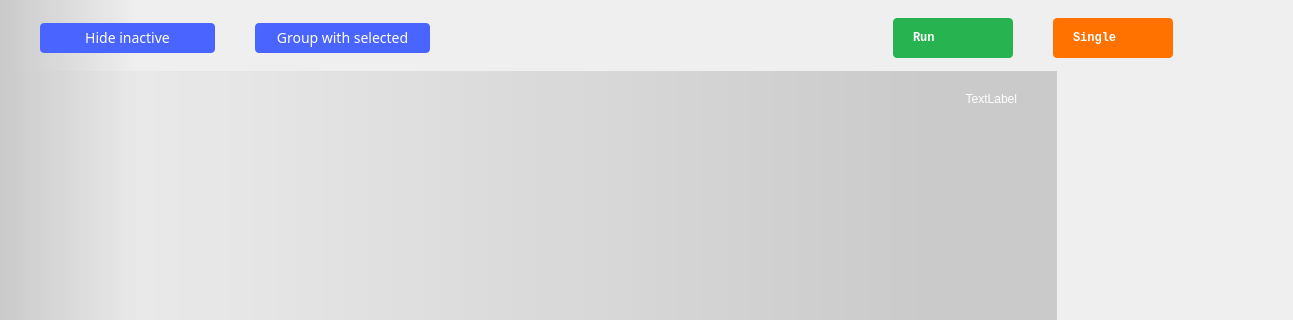
Old version of the form ui/pattern_generator.ui in the repository analogdevicesinc/scopy; both pictures show x 0 to 1293 and y 0 to 320 of the 1377 by 721 pixel window.
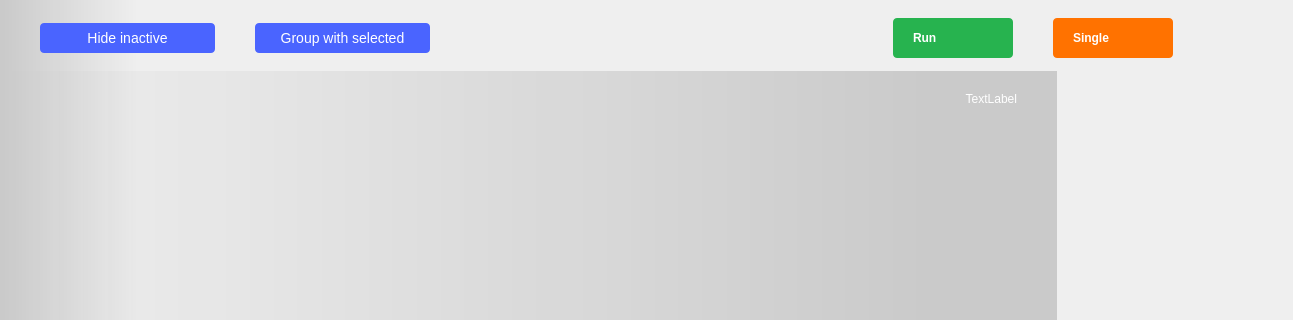
New version of the form. Icons and pictures are not drawn. Custom widgets are drawn as their Qt base class.

Commit message: App: deleted all fonts from stylesheets and source files and set application font to Open Sans

```diff
--- a/ui/pattern_generator.ui
+++ b/ui/pattern_generator.ui
@@ -86,7 +86,7 @@
   border-radius: 4px;
   background-color: #4a64ff;
 
-  font-family: ArialMT;
+  
   font-size: 14px;
   font-weight: normal;
   font-style: normal;
@@ -117,7 +117,7 @@
   height: 30px;
   border-radius: 4px;
   background-color: #4a64ff;
-  font-family: ArialMT;
+  
   font-size: 14px;
   font-weight: normal;
   font-style: normal;
@@ -337,7 +337,7 @@
         </property>
         <property name="font">
          <font>
-          <family>monospace</family>
+          
           <weight>75</weight>
           <bold>true</bold>
          </font>
@@ -403,7 +403,7 @@
         </property>
         <property name="font">
          <font>
-          <family>monospace</family>
+          
           <weight>75</weight>
           <bold>true</bold>
          </font>
```
Left out of the diff: 4 changed lines with no effect on the pictures. The commit also changes 42 other files.
